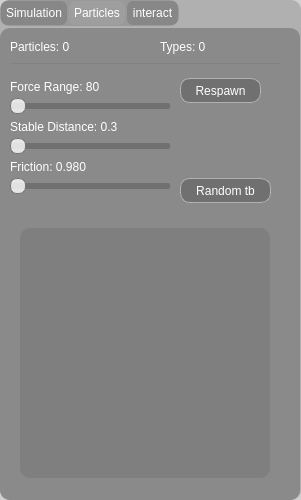
Old version of the form settings.ui in the repository tomatencode/Particle_LifeQT.
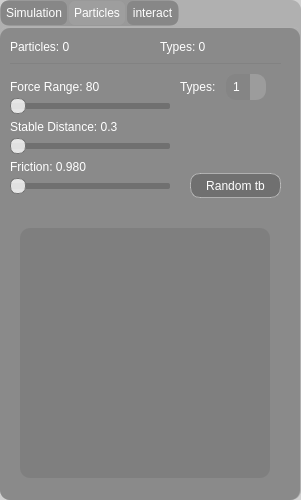
New version of the form. Icons and pictures are not drawn. Custom widgets are drawn as their Qt base class.

Patch:
```diff
--- a/settings.ui
+++ b/settings.ui
@@ -155,7 +155,46 @@
         border: none;
         height: 2px; /* Adjust the thickness of the line */
         border-radius: 2px; /* Rounded corners */
-    }</string>
+    }
+
+QSpinBox {
+    background-color: rgba(128, 128, 128, 120); /* Grey color with slight transparency */
+    color: white; /* White text color */
+    border: none; /* Grey border */
+    border-radius: 10px; /* Rounded corners */
+    padding: 5px;
+}
+
+QSpinBox::up-button {
+    subcontrol-origin: border;
+    subcontrol-position: top right;
+    width: 16px;
+    border: none;
+    background: rgba(180, 180, 180, 120); /* Match the spinbox background */
+    border-top-right-radius: 10px; /* Round the corner */
+}
+
+QSpinBox::down-button {
+    subcontrol-origin: border;
+    subcontrol-position: bottom right;
+    width: 16px;
+    border: none;
+    background: rgba(180, 180, 180, 120); /* Match the spinbox background */
+    border-bottom-right-radius: 10px; /* Round the corner */
+}
+
+QSpinBox::up-arrow, QSpinBox::down-arrow {
+    width: 10px;
+    height: 10px;
+}
+
+QSpinBox::up-arrow {
+    image: url(:/icons/arrow-up.png); /* Ensure to have an up-arrow.png in your resource file */
+}
+
+QSpinBox::down-arrow {
+    image: url(:/icons/arrow-down.png); /* Ensure to have a down-arrow.png in your resource file */
+}</string>
   </property>
   <widget class="QTabWidget" name="tabWidget">
    <property name="geometry">
@@ -331,19 +370,6 @@
     <attribute name="title">
      <string>Particles</string>
     </attribute>
-    <widget class="QPushButton" name="Reset_Button">
-     <property name="geometry">
-      <rect>
-       <x>180</x>
-       <y>50</y>
-       <width>81</width>
-       <height>25</height>
-      </rect>
-     </property>
-     <property name="text">
-      <string>Respawn</string>
-     </property>
-    </widget>
     <widget class="QLabel" name="num_particles_label">
      <property name="geometry">
       <rect>
@@ -498,8 +524,8 @@
     <widget class="QPushButton" name="Random_tb_Button">
      <property name="geometry">
       <rect>
-       <x>180</x>
-       <y>150</y>
+       <x>190</x>
+       <y>145</y>
        <width>91</width>
        <height>25</height>
       </rect>
@@ -508,6 +534,41 @@
       <string>Random tb</string>
      </property>
     </widget>
+    <widget class="QSpinBox" name="types_spinBox">
+     <property name="geometry">
+      <rect>
+       <x>226</x>
+       <y>46</y>
+       <width>40</width>
+       <height>26</height>
+      </rect>
+     </property>
+     <property name="frame">
+      <bool>false</bool>
+     </property>
+     <property name="readOnly">
+      <bool>false</bool>
+     </property>
+     <property name="keyboardTracking">
+      <bool>true</bool>
+     </property>
+     <property name="minimum">
+      <number>1</number>
+     </property>
+    </widget>
+    <widget class="QLabel" name="types_label">
+     <property name="geometry">
+      <rect>
+       <x>180</x>
+       <y>50</y>
+       <width>51</width>
+       <height>17</height>
+      </rect>
+     </property>
+     <property name="text">
+      <string>Types:</string>
+     </property>
+    </widget>
    </widget>
    <widget class="QWidget" name="tab_3">
     <attribute name="title">
```
Left out of the diff: 31 changed lines with no effect on the pictures.
